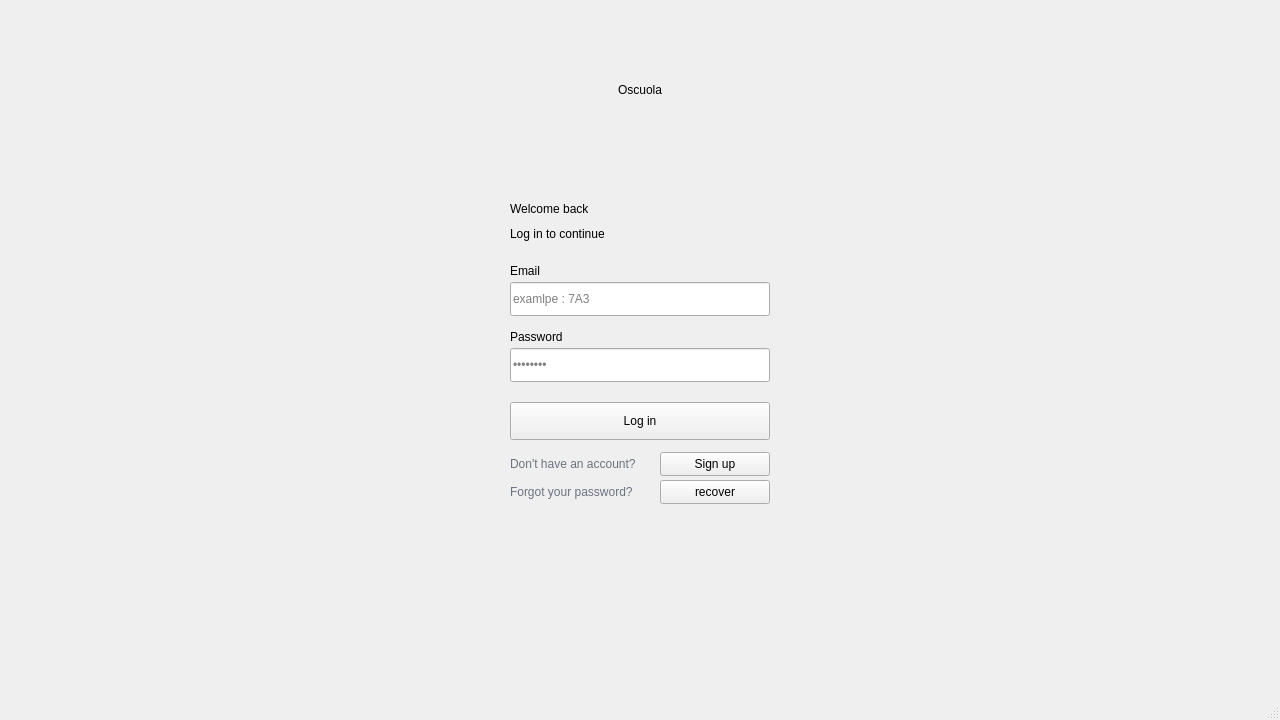
mohamed-adhd/Oscuola, file Oscuola/mainwindow.ui: the form before one commit.
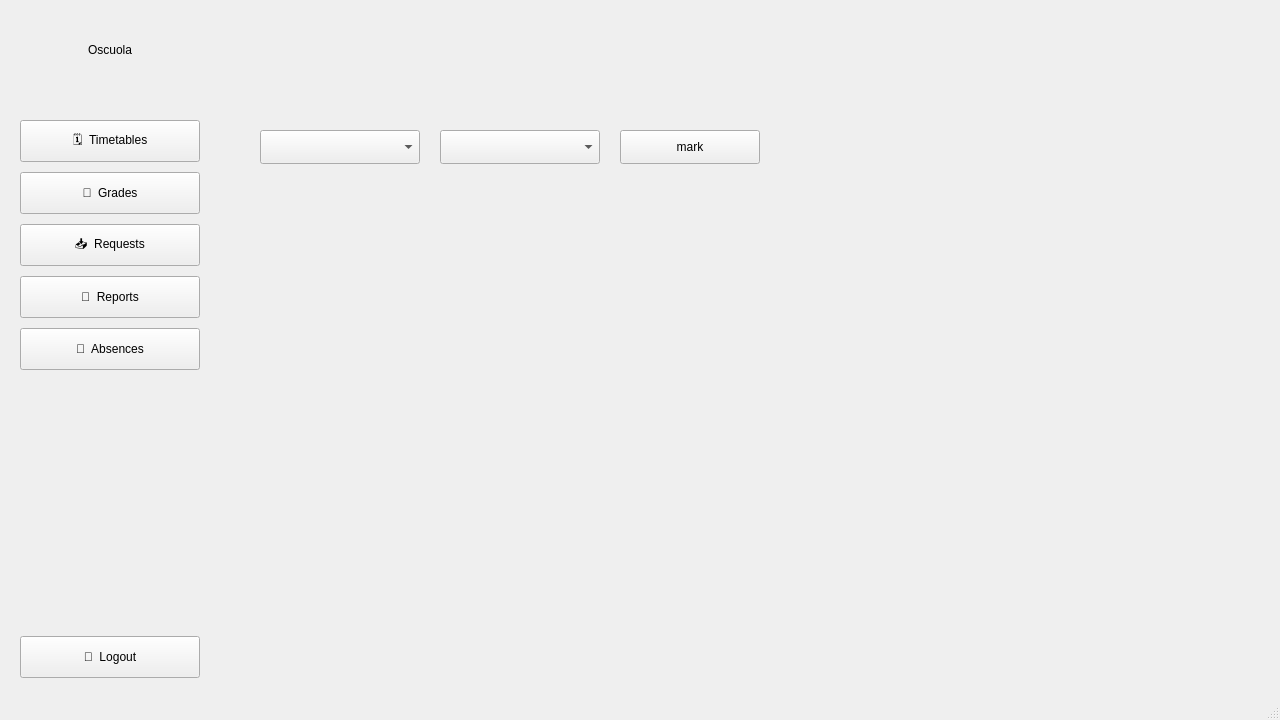
The form after the commit. The open tabs and pages were chosen to show the change.

Commit message: absence marking tab added

```diff
--- a/Oscuola/mainwindow.ui
+++ b/Oscuola/mainwindow.ui
@@ -6463,6 +6463,172 @@
       </property>
      </widget>
     </widget>
+    <widget class="QWidget" name="absences_teacher">
+     <widget class="QFrame" name="sidebar_teacher_6">
+      <property name="geometry">
+       <rect>
+        <x>0</x>
+        <y>0</y>
+        <width>220</width>
+        <height>698</height>
+       </rect>
+      </property>
+      <widget class="QLabel" name="sidebar_title_teacher_6">
+       <property name="geometry">
+        <rect>
+         <x>0</x>
+         <y>30</y>
+         <width>220</width>
+         <height>40</height>
+        </rect>
+       </property>
+       <property name="text">
+        <string>Oscuola</string>
+       </property>
+       <property name="alignment">
+        <set>Qt::AlignmentFlag::AlignCenter</set>
+       </property>
+      </widget>
+      <widget class="QPushButton" name="timetable_but_teacher_6">
+       <property name="geometry">
+        <rect>
+         <x>20</x>
+         <y>120</y>
+         <width>180</width>
+         <height>42</height>
+        </rect>
+       </property>
+       <property name="cursor">
+        <cursorShape>PointingHandCursor</cursorShape>
+       </property>
+       <property name="text">
+        <string>🗓️  Timetables</string>
+       </property>
+      </widget>
+      <widget class="QPushButton" name="grades_button_teacher_6">
+       <property name="geometry">
+        <rect>
+         <x>20</x>
+         <y>172</y>
+         <width>180</width>
+         <height>42</height>
+        </rect>
+       </property>
+       <property name="cursor">
+        <cursorShape>PointingHandCursor</cursorShape>
+       </property>
+       <property name="text">
+        <string>📘  Grades</string>
+       </property>
+      </widget>
+      <widget class="QPushButton" name="requests_button_teacher_6">
+       <property name="geometry">
+        <rect>
+         <x>20</x>
+         <y>224</y>
+         <width>180</width>
+         <height>42</height>
+        </rect>
+       </property>
+       <property name="cursor">
+        <cursorShape>PointingHandCursor</cursorShape>
+       </property>
+       <property name="text">
+        <string>📥  Requests</string>
+       </property>
+      </widget>
+      <widget class="QPushButton" name="reports_button_teacher_6">
+       <property name="geometry">
+        <rect>
+         <x>20</x>
+         <y>276</y>
+         <width>180</width>
+         <height>42</height>
+        </rect>
+       </property>
+       <property name="cursor">
+        <cursorShape>PointingHandCursor</cursorShape>
+       </property>
+       <property name="text">
+        <string>📄  Reports</string>
+       </property>
+      </widget>
+      <widget class="QPushButton" name="absences_button_teacher_6">
+       <property name="geometry">
+        <rect>
+         <x>20</x>
+         <y>328</y>
+         <width>180</width>
+         <height>42</height>
+        </rect>
+       </property>
+       <property name="cursor">
+        <cursorShape>PointingHandCursor</cursorShape>
+       </property>
+       <property name="text">
+        <string>🚫  Absences</string>
+       </property>
+      </widget>
+      <widget class="QPushButton" name="logout_but_teacher_6">
+       <property name="geometry">
+        <rect>
+         <x>20</x>
+         <y>636</y>
+         <width>180</width>
+         <height>42</height>
+        </rect>
+       </property>
+       <property name="cursor">
+        <cursorShape>PointingHandCursor</cursorShape>
+       </property>
+       <property name="text">
+        <string>🚪  Logout</string>
+       </property>
+      </widget>
+     </widget>
+     <widget class="QComboBox" name="teacher_absences_class_combo">
+      <property name="geometry">
+       <rect>
+        <x>260</x>
+        <y>130</y>
+        <width>160</width>
+        <height>34</height>
+       </rect>
+      </property>
+      <property name="cursor">
+       <cursorShape>PointingHandCursor</cursorShape>
+      </property>
+     </widget>
+     <widget class="QPushButton" name="teacher_absences_mark_btn">
+      <property name="geometry">
+       <rect>
+        <x>620</x>
+        <y>130</y>
+        <width>140</width>
+        <height>34</height>
+       </rect>
+      </property>
+      <property name="cursor">
+       <cursorShape>PointingHandCursor</cursorShape>
+      </property>
+      <property name="text">
+       <string>mark</string>
+      </property>
+     </widget>
+     <widget class="QComboBox" name="teacher_absences_student_combo">
+      <property name="geometry">
+       <rect>
+        <x>440</x>
+        <y>130</y>
+        <width>160</width>
+        <height>34</height>
+       </rect>
+      </property>
+      <property name="cursor">
+       <cursorShape>PointingHandCursor</cursorShape>
+      </property>
+     </widget>
+    </widget>
    </widget>
   </widget>
   <widget class="QMenuBar" name="menubar">
```
Left out of the diff: 162 changed lines with no effect on the pictures.
